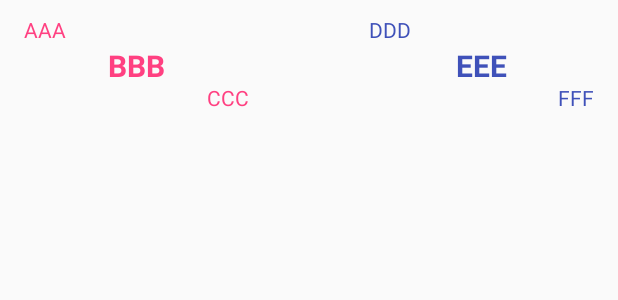
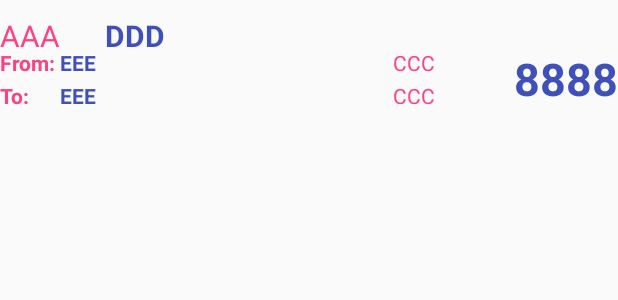
Before and after one commit to hemantkumar77/gmahrsvpsmh, an Android app: the layout train_list_row.xml on its own in the app's theme, with its tools: preview values and no code run, on a phone screen of 412 x 824 dp. Shown: the top 300 px of the screen. Run offline under Robolectric (Android 15) with nearby library versions, the phone set to English and light mode, and no system bars.

Commit message:
Updated train flow UI 03

```diff
--- a/Android/TravelGuide/app/src/main/res/layout/train_list_row.xml
+++ b/Android/TravelGuide/app/src/main/res/layout/train_list_row.xml
@@ -3,8 +3,8 @@
     android:layout_width="match_parent"
     android:layout_height="wrap_content"
     android:focusable="true"
-    android:paddingLeft="16dp"
-    android:paddingRight="16dp"
+    android:paddingLeft="0dp"
+    android:paddingRight="0dp"
     android:paddingTop="10dp"
     android:paddingBottom="10dp"
     android:clickable="true"
@@ -12,63 +12,91 @@
     android:orientation="vertical">
 
     <TextView
-        android:id="@+id/upStart"
+        android:id="@+id/tv_train_no"
         android:text="AAA"
         android:layout_alignParentTop="true"
-        android:layout_width="150dp"
+        android:layout_width="70dp"
         android:textAlignment="textStart"
-        android:textColor="@color/colorUp"
-        android:layout_height="20dp"/>
+        android:textColor="#FF4081"
+        android:textSize="20dp"
+        android:layout_height="22dp"/>
 
     <TextView
-        android:id="@+id/downStart"
+        android:id="@+id/tv_train_name"
         android:text="DDD"
-        android:layout_width="150dp"
+        android:layout_width="250dp"
         android:layout_alignParentTop="true"
-        android:layout_alignParentRight="true"
+        android:layout_toRightOf="@+id/tv_train_no"
         android:textAlignment="textStart"
-        android:textColor="@color/colorDown"
-        android:layout_height="20dp"/>
+        android:textColor="#3F51B9"
+        android:textSize="20dp"
+        android:textStyle="bold"
+        android:layout_height="22dp"/>
 
     <TextView
-        android:id="@+id/upMiddle"
-        android:text="BBB"
-        android:layout_width="150dp"
+        android:id="@+id/tv_arrival"
+        android:text="8888"
+        android:layout_width="100dp"
+        android:layout_alignParentRight="true"
+        android:textAlignment="textEnd"
+        android:layout_below="@+id/tv_train_no"
+        android:textSize="30dp"
         android:textStyle="bold"
-        android:textSize="20dp"
+        android:textColor="#3F51B9"
+        android:layout_height="60dp"/>
+
+    <TextView
+        android:id="@+id/tv_from"
+        android:text="From:"
+        android:layout_width="40dp"
+        android:textStyle="bold"
         android:layout_alignParentLeft="true"
-        android:layout_below="@+id/upStart"
-        android:textAlignment="center"
-        android:textColor="@color/colorUp"
-        android:layout_height="25dp"/>
+        android:layout_below="@+id/tv_train_no"
+        android:textColor="#FF4081"
+        android:layout_height="22dp"/>
     <TextView
-        android:id="@+id/downMiddle"
+        android:id="@+id/tv_from_station"
         android:text="EEE"
         android:textStyle="bold"
-        android:textSize="20dp"
-        android:layout_width="150dp"
-        android:layout_alignParentRight="true"
-        android:layout_below="@+id/downStart"
-        android:textAlignment="center"
-        android:textColor="@color/colorDown"
-        android:layout_height="25dp"/>
+        android:layout_below="@+id/tv_train_no"
+        android:layout_width="200dp"
+        android:textColor="#3F51B9"
+        android:layout_height="22dp"
+        android:layout_toRightOf="@+id/tv_from"/>
 
     <TextView
-        android:id="@+id/upDestination"
+        android:id="@+id/tv_from_station_time"
         android:text="CCC"
-        android:layout_width="150dp"
+        android:layout_width="50dp"
+        android:layout_below="@+id/tv_train_no"
+        android:layout_toLeftOf="@+id/tv_arrival"
+        android:textColor="#FF4081"
+        android:layout_height="22dp"/>
+    <TextView
+        android:id="@+id/tv_to"
+        android:text="To:"
+        android:layout_width="40dp"
+        android:textStyle="bold"
         android:layout_alignParentLeft="true"
-        android:layout_below="@+id/upMiddle"
-        android:textAlignment="textEnd"
-        android:textColor="@color/colorUp"
-        android:layout_height="20dp"/>
+        android:layout_below="@+id/tv_from"
+        android:textColor="#FF4081"
+        android:layout_height="22dp"/>
     <TextView
-        android:id="@+id/downDestination"
-        android:text="FFF"
-        android:layout_width="150dp"
-        android:layout_alignParentRight="true"
-        android:layout_below="@+id/downMiddle"
-        android:textAlignment="textEnd"
-        android:textColor="@color/colorDown"
-        android:layout_height="20dp"/>
+        android:id="@+id/tv_to_station"
+        android:text="EEE"
+        android:textStyle="bold"
+        android:layout_below="@+id/tv_from"
+        android:layout_width="200dp"
+        android:textColor="#3F51B9"
+        android:layout_height="22dp"
+        android:layout_toRightOf="@+id/tv_to"/>
+
+    <TextView
+        android:id="@+id/tv_to_station_time"
+        android:text="CCC"
+        android:layout_width="50dp"
+        android:layout_below="@+id/tv_from"
+        android:layout_toLeftOf="@+id/tv_arrival"
+        android:textColor="#FF4081"
+        android:layout_height="22dp"/>
 </RelativeLayout>
```
Also changed, not shown: Android/TravelGuide/app/src/main/res/layout/content_train.xml (+25 -57 lines).
